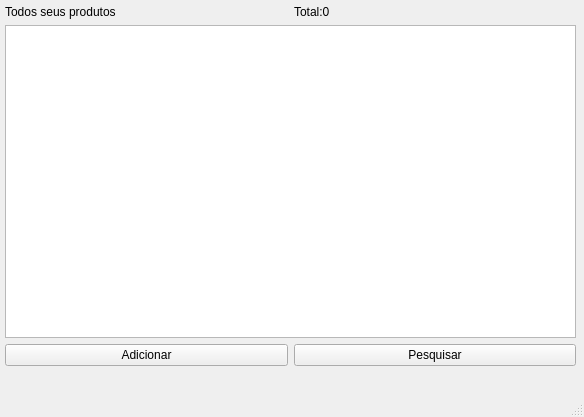
Old version of the form mainwindow.ui in the repository heitorPRdev/SistemaDeMonitoramentoDeProdutos.
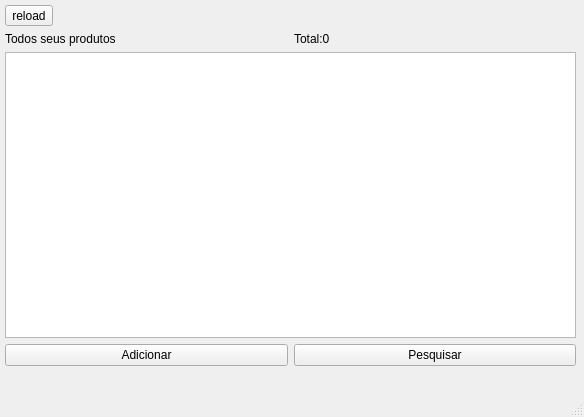
New version of the form.

Diff of the .ui file:
```diff
--- a/mainwindow.ui
+++ b/mainwindow.ui
@@ -36,6 +36,13 @@
      <property name="bottomMargin">
       <number>5</number>
      </property>
+     <item>
+      <widget class="QToolButton" name="tbtnReload">
+       <property name="text">
+        <string>reload</string>
+       </property>
+      </widget>
+     </item>
      <item>
       <layout class="QHBoxLayout" name="horizontalLayout">
        <item>
```
